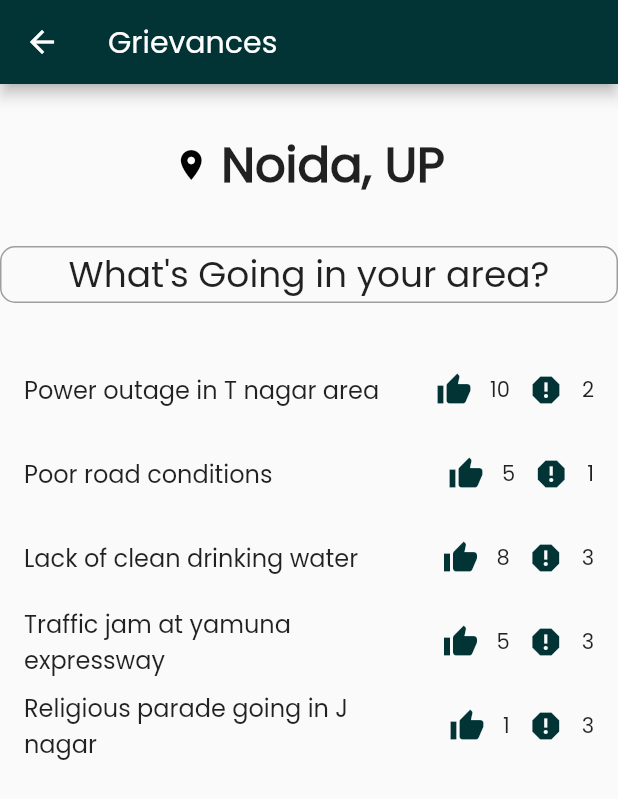
After one commit to Dhruvch1244/grievance-detection-app, a Flutter app: the Grievance screen opened by its route, on a phone screen of 412 x 824 dp. The commit adds this screen. Shown: the top 799 px of the screen. Run offline on Flutter 3.47's test engine with Material 2 defaults, Android fonts, the phone set to English and light mode, and no system bars; our stand-ins replace sqflite; accounts and stored records are empty.

```diff
--- /dev/null
+++ b/lib/Grevience.dart
@@ -0,0 +1,136 @@
+import 'package:flutter/material.dart';
+
+class Grievance extends StatefulWidget {
+  @override
+  _GrievanceState createState() => _GrievanceState();
+}
+
+class _GrievanceState extends State<Grievance> {
+List<GrievanceR> grievances = [
+    GrievanceR(summary: "Power outage in T nagar area", upvotes: 10, reports: 2),
+    GrievanceR(summary: "Poor road conditions", upvotes: 5, reports: 1),
+    GrievanceR(summary: "Lack of clean drinking water", upvotes: 8, reports: 3),
+    GrievanceR(summary: "Traffic jam at yamuna expressway", upvotes: 5, reports: 3),
+    GrievanceR(summary: "Religious parade going in J nagar", upvotes: 1, reports: 3),
+    // Add more grievance items as needed
+  ];
+  @override
+  Widget build(BuildContext context) {
+    return Scaffold(
+      appBar: AppBar(
+        title: Text('Grievances'),
+       backgroundColor: Color(0xFF023436),
+      ),
+      body: Center(
+
+        child: Column(
+
+          children: [
+
+              SizedBox(height: 30),
+            Row(
+            mainAxisAlignment: MainAxisAlignment.center,
+            children: [
+              Align(
+                alignment: Alignment.center,
+                child: GestureDetector(
+                  onTap: () {
+                    // Handle location icon click
+                    // Add your logic here
+                  },
+                  child: Icon(
+                    Icons.location_on,
+                    color: Colors.black,
+                  ),
+                ),
+              ),
+              SizedBox(width: 8),
+              Text(
+                'Noida, UP',
+                style: TextStyle(
+                  fontSize: 32,
+                  fontWeight: FontWeight.bold,
+                ),
+              ),
+            ],
+          ),
+
+            SizedBox(height: 30),
+            Container(
+
+      decoration: BoxDecoration(
+        borderRadius: BorderRadius.circular(10),
+
+        border: Border.all(
+
+          color: Colors.grey,
+          width: 1,
+        ),
+      ),
+      child: Center(
+        child: Text(
+          "What's Going in your area?",
+          style: TextStyle(fontSize: 24),
+          textAlign: TextAlign.center,
+        ),
+      ),
+    ),
+
+              SizedBox(height: 30),
+    Expanded(
+        child: ListView.builder(
+          itemCount: grievances.length,
+          itemBuilder: (context, index) {
+            return ListTile(
+              title: Text(grievances[index].summary,
+              style: TextStyle(
+              ),
+
+              ),
+              trailing: Row(
+                mainAxisSize: MainAxisSize.min,
+                children: [
+                  IconButton(
+                    icon: Icon(Icons.thumb_up
+                   ,color : Color(0xFF023436)),
+                    onPressed: () {
+                      setState(() {
+                        grievances[index].upvotes++;
+                      });
+                    },
+                  ),
+                  Text('${grievances[index].upvotes}'),
+                  IconButton(
+                    icon: Icon(Icons.report,color : Color(0xFF023436),),
+                    onPressed: () {
+                      setState(() {
+                        grievances[index].reports++;
+                      });
+                    },
+                  ),
+                  Text('${grievances[index].reports}'),
+                ],
+              ),
+            );
+          },
+        ),
+      ),
+
+          ],
+        ),
+
+      ),
+    );
+  }
+}
+
+
+
+
+class GrievanceR {
+  final String summary;
+  int upvotes;
+  int reports;
+
+  GrievanceR({required this.summary, required this.upvotes, required this.reports});
+}
```
Also changed, not shown: lib/Dashboard.dart (+10 -0 lines), lib/News.dart (added, +136 -0 lines), lib/main.dart (+7 -1 lines).
